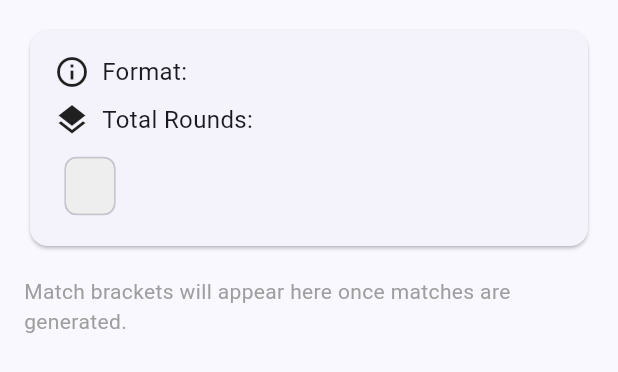
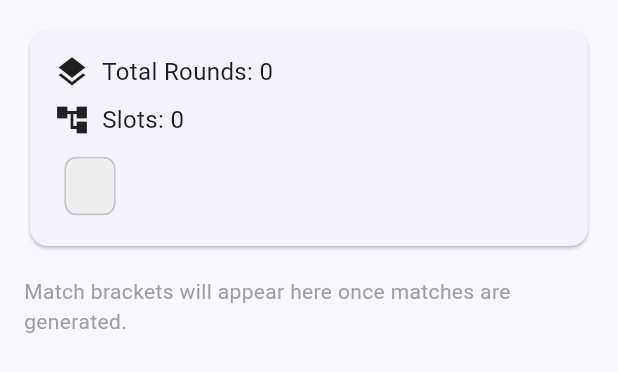
Before and after one commit to ShaikhMasud/Tournament_Platform, a Flutter app: the _DrawView widget shown alone on an empty page, opened directly with empty values, on a phone screen of 412 x 824 dp. Shown: the top 372 px of the screen. Run offline on Flutter 3.47's test engine with Material 3 defaults, Android fonts, the phone set to English and light mode, and no system bars; our stand-ins replace dio, flutter_riverpod, flutter_secure_storage, go_router, open_filex; accounts and stored records are empty; network calls fail.

Commit message:
fix: API and Flutter integration fixes
Backend fixes:
- entries/serializers.py: Fixed playerprofile->player_profiles (related_name)
- entries/views.py: Fixed same attribute access in list/delete views
- entries/serializers.py: Improved entry creation for self-entry without player ID
- accounts/serializers.py: Added user_email field to TournamentRoleSerializer

Flutter fixes:
- entries_repository.dart: playerId is String not int (UUID)
- entries_providers.dart: Type mismatch fixed
- match.dart: UpdateScoreRequest format - nested score dict
- category_entries_screen.dart: Status display fixed
- entry_list_screen.dart: Status display fixed
- add_entry_dialog.dart: playerId input fixed
- draw.dart: Model fields match backend
- draw_screen.dart: Uses correct fields
- websocket_client.dart: wsBaseUrl->wsBase
- tournament_role.dart: Model matches backend serializer

Co-authored-by: openhands <openhands@all-hands.dev>

```diff
--- a/tournament_platform_shell/lib/core/network/websocket_client.dart
+++ b/tournament_platform_shell/lib/core/network/websocket_client.dart
@@ -30,7 +30,7 @@ class MatchSocketClient {
   Future<void> connect() async {
     _emit(SocketConnectionState.connecting);
     final token = await tokenStorage.accessToken;
-    final uri = Uri.parse('${ApiConfig.wsBaseUrl}/ws/matches/$matchId/?token=$token');
+    final uri = Uri.parse('${ApiConfig.wsBase}/ws/matches/$matchId/?token=$token');
 
     try {
       _channel = WebSocketChannel.connect(uri);
--- a/tournament_platform_shell/lib/features/draws/models/draw.dart
+++ b/tournament_platform_shell/lib/features/draws/models/draw.dart
@@ -3,26 +3,60 @@ class Draw {
   Draw({
     required this.id,
     required this.categoryId,
-    required this.format,
-    required this.totalRounds,
     required this.status,
+    required this.version,
     required this.createdAt,
+    this.finalizedAt,
+    this.slots = const [],
   });
 
   final String id;
   final String categoryId;
-  final String format;
-  final int totalRounds;
   final String status;
+  final int version;
   final DateTime createdAt;
+  final DateTime? finalizedAt;
+  final List<DrawSlot> slots;
 
   factory Draw.fromJson(Map<String, dynamic> json) => Draw(
         id: json['id'] as String,
         categoryId: json['category'] as String,
-        format: json['format'] as String,
-        totalRounds: json['total_rounds'] as int,
         status: json['status'] as String,
+        version: json['version'] as int,
         createdAt: DateTime.parse(json['created_at'] as String),
+        finalizedAt: json['finalized_at'] != null
+            ? DateTime.parse(json['finalized_at'] as String)
+            : null,
+        slots: (json['slots'] as List? ?? [])
+            .map((s) => DrawSlot.fromJson(s as Map<String, dynamic>))
+            .toList(),
+      );
+}
+
+class DrawSlot {
+  DrawSlot({
+    required this.id,
+    required this.roundNumber,
+    required this.position,
+    this.entryId,
+    this.entryDisplayName,
+    required this.isBye,
+  });
+
+  final String id;
+  final int roundNumber;
+  final int position;
+  final String? entryId;
+  final String? entryDisplayName;
+  final bool isBye;
+
+  factory DrawSlot.fromJson(Map<String, dynamic> json) => DrawSlot(
+        id: json['id'] as String,
+        roundNumber: json['round_number'] as int,
+        position: json['position'] as int,
+        entryId: json['entry_id'] as String?,
+        entryDisplayName: json['entry_display_name'] as String?,
+        isBye: json['is_bye'] as bool,
       );
 }
 
--- a/tournament_platform_shell/lib/features/draws/screens/draw_screen.dart
+++ b/tournament_platform_shell/lib/features/draws/screens/draw_screen.dart
@@ -1,6 +1,7 @@
 import 'package:flutter/material.dart';
 import 'package:flutter_riverpod/flutter_riverpod.dart';
 
+import '../models/draw.dart';
 import '../providers/draws_providers.dart';
 
 class DrawScreen extends ConsumerWidget {
@@ -72,13 +73,20 @@ class _NoDrawView extends StatelessWidget {
   }
 }
 
-class _DrawView extends ConsumerWidget {
+class _DrawView extends StatelessWidget {
   const _DrawView({required this.draw});
 
-  final dynamic draw;
+  final Draw draw;
+
+  int _calculateTotalRounds() {
+    if (draw.slots.isEmpty) return 0;
+    return draw.slots.map((s) => s.roundNumber).reduce((a, b) => a > b ? a : b);
+  }
 
   @override
-  Widget build(BuildContext context, WidgetRef ref) {
+  Widget build(BuildContext context) {
+    final totalRounds = _calculateTotalRounds();
+
     return SingleChildScrollView(
       padding: const EdgeInsets.all(16),
       child: Column(
@@ -92,17 +100,17 @@ class _DrawView extends ConsumerWidget {
                 children: [
                   Row(
                     children: [
-                      const Icon(Icons.info_outline),
+                      const Icon(Icons.layers),
                       const SizedBox(width: 8),
-                      Text('Format: ${draw.format}', style: const TextStyle(fontSize: 16)),
+                      Text('Total Rounds: $totalRounds', style: const TextStyle(fontSize: 16)),
                     ],
                   ),
                   const SizedBox(height: 8),
                   Row(
                     children: [
-                      const Icon(Icons.layers),
+                      const Icon(Icons.account_tree),
                       const SizedBox(width: 8),
-                      Text('Total Rounds: ${draw.totalRounds}', style: const TextStyle(fontSize: 16)),
+                      Text('Slots: ${draw.slots.length}', style: const TextStyle(fontSize: 16)),
                     ],
                   ),
                   const SizedBox(height: 8),
@@ -128,7 +136,7 @@ class _DrawView extends ConsumerWidget {
     switch (status) {
       case 'pending':
         return Colors.orange.shade100;
-      case 'published':
+      case 'finalized':
         return Colors.green.shade100;
       default:
         return Colors.grey.shade200;
--- a/tournament_platform_shell/lib/features/entries/data/entries_repository.dart
+++ b/tournament_platform_shell/lib/features/entries/data/entries_repository.dart
@@ -63,7 +63,7 @@ class EntriesRepository {
   /// POST /api/categories/{id}/entries/add/
   /// Omit [playerId] to enter the caller's own player profile; pass it
   /// (Organizer/capable Assistant only) to add someone else.
-  Future<Entry> addEntry({required String categoryId, int? playerId}) async {
+  Future<Entry> addEntry({required String categoryId, String? playerId}) async {
     try {
       final response = await _apiClient.dio.post(
         '${ApiEndpoints.entries(categoryId)}add/',
--- a/tournament_platform_shell/lib/features/entries/providers/entries_providers.dart
+++ b/tournament_platform_shell/lib/features/entries/providers/entries_providers.dart
@@ -127,7 +127,7 @@ class EntriesNotifier extends FamilyAsyncNotifier<EntriesListState, String> {
   /// never mutates the local list optimistically, since capacity/
   /// duplicate rules are enforced server-side and the list must stay
   /// authoritative.
-  Future<void> addEntry({int? playerId}) async {
+  Future<void> addEntry({String? playerId}) async {
     final repo = ref.read(entriesRepositoryProvider);
     await repo.addEntry(categoryId: categoryId, playerId: playerId);
     final current = state.value;
--- a/tournament_platform_shell/lib/features/matches/models/match.dart
+++ b/tournament_platform_shell/lib/features/matches/models/match.dart
@@ -143,8 +143,10 @@ class UpdateScoreRequest {
   final int version;
 
   Map<String, dynamic> toJson() => {
-        'entry1_points': entry1Points,
-        'entry2_points': entry2Points,
+        'score': {
+          'entry1_points': entry1Points,
+          'entry2_points': entry2Points,
+        },
         'version': version,
       };
 }
```
Also changed, not shown: tournament_platform_shell/lib/features/entries/screens/category_entries_screen.dart (+10 -1 lines), tournament_platform_shell/lib/features/entries/screens/entry_list_screen.dart (+11 -1 lines), tournament_platform_shell/lib/features/entries/widgets/add_entry_dialog.dart (+4 -5 lines), tournament_platform_shell/lib/features/roles/models/tournament_role.dart (+9 -3 lines), 3 other files.
